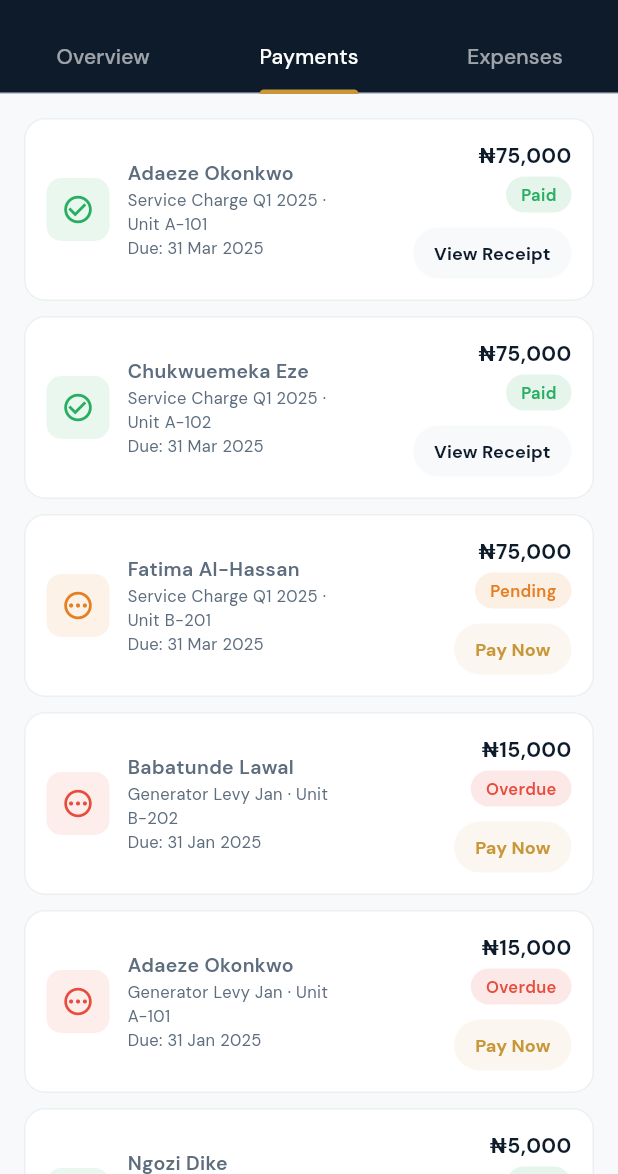
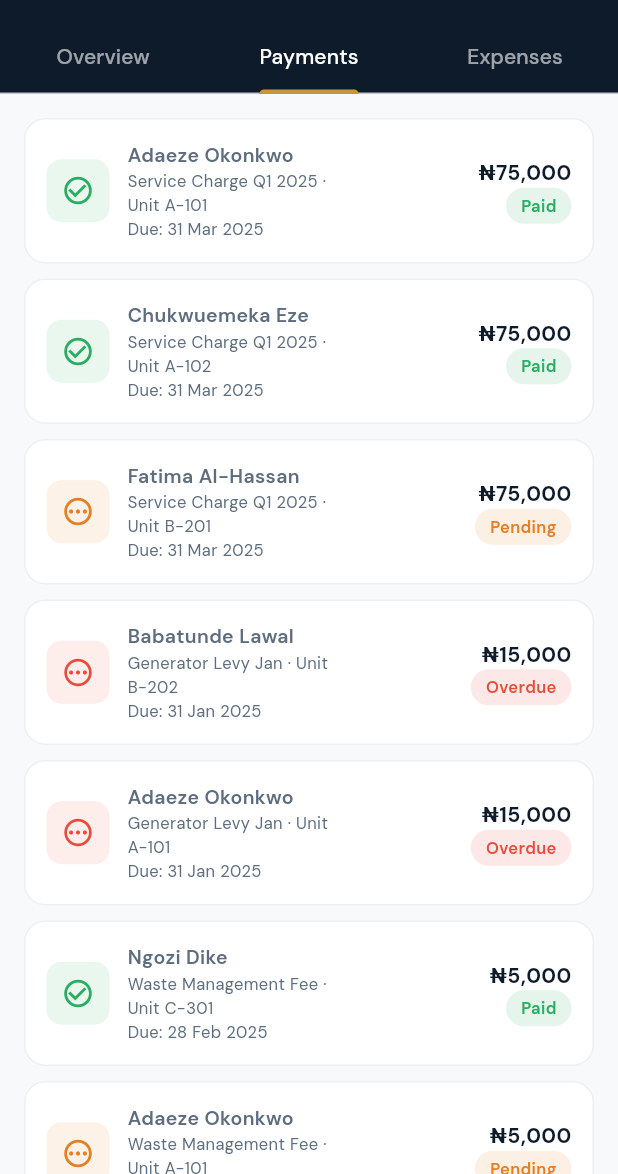
Before and after one commit to olumuyiwaa/estate_management, a Flutter app: the FinanceScreen screen opened directly, tab 2 chosen, on a phone screen of 412 x 824 dp, the part 62-1236 px from its top. Run offline on Flutter 3.47's test engine with Material 3 defaults, Android fonts, the phone set to English and light mode, and no system bars; our stand-ins replace fl_chart, google_fonts.

Commit message:
Refactor PaymentsTab layout and remove unused button

```diff
--- a/lib/screens/finance_screen.dart
+++ b/lib/screens/finance_screen.dart
@@ -263,30 +263,10 @@ class _PaymentsTab extends StatelessWidget {
               Expanded(
                 child: Column(
                   crossAxisAlignment: CrossAxisAlignment.end,
+                  mainAxisAlignment: MainAxisAlignment.spaceBetween,
                   children: [
                     Text('₦${fmt.format(p.amount)}', style: const TextStyle(fontSize: 14, fontWeight: FontWeight.w700, color: AppTheme.textDark)),
-                    const SizedBox(height: 4),
                     StatusBadge(label: paymentStatusLabel(p.status), color: color),
-                    const SizedBox(height: 10),
-                    SizedBox(
-                      height: 34,
-                      child: TextButton(
-                        onPressed: () {
-                          if (p.status == PaymentStatus.paid) {
-                            Navigator.push(context, MaterialPageRoute(builder: (_) => PaymentReceiptScreen(payment: p, method: 'Card Payment')));
-                          } else {
-                            Navigator.push(context, MaterialPageRoute(builder: (_) => DuePaymentScreen(initialPayment: p)));
-                          }
-                        },
-                        style: TextButton.styleFrom(
-                          foregroundColor: p.status == PaymentStatus.paid ? AppTheme.primary : AppTheme.accent,
-                          backgroundColor: p.status == PaymentStatus.paid ? AppTheme.surface : AppTheme.accent.withOpacity(0.08),
-                          shape: RoundedRectangleBorder(borderRadius: BorderRadius.circular(20)),
-                          padding: const EdgeInsets.symmetric(horizontal: 14),
-                        ),
-                        child: Text(p.status == PaymentStatus.paid ? 'View Receipt' : 'Pay Now', style: const TextStyle(fontSize: 12, fontWeight: FontWeight.w700)),
-                      ),
-                    ),
                   ],
                 ),
               ),
```
